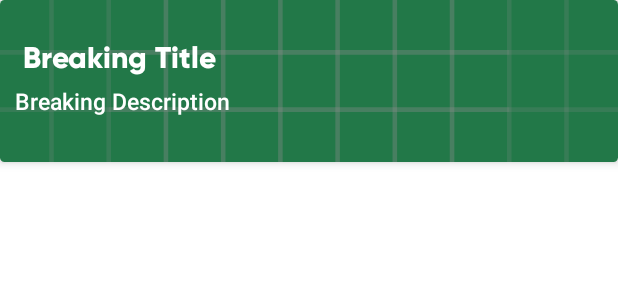
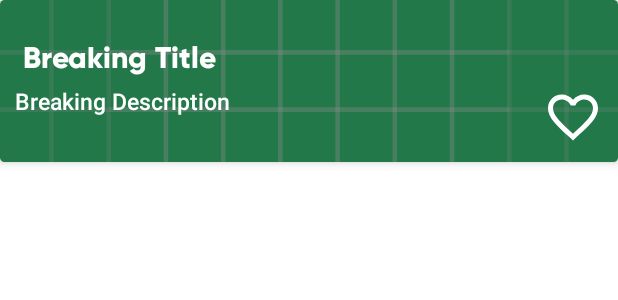
Before and after one commit to tashuseyin/News-App, an Android app: the layout breaking_rowitem.xml on its own in the app's theme, with its tools: preview values and no code run, on a phone screen of 412 x 824 dp. Shown: the top 300 px of the screen. Run offline under Robolectric (Android 15) with nearby library versions, the phone set to English and light mode, and no system bars.

Commit message:
[WIP] card design and progress bar

```diff
--- /dev/null
+++ b/app/src/main/res/drawable/ic_baseline_favorite_border_24.xml
@@ -0,0 +1,5 @@
+<vector android:height="40dp" android:tint="#FFFFFF"
+    android:viewportHeight="24" android:viewportWidth="24"
+    android:width="40dp" xmlns:android="http://schemas.android.com/apk/res/android">
+    <path android:fillColor="@android:color/white" android:pathData="M16.5,3c-1.74,0 -3.41,0.81 -4.5,2.09C10.91,3.81 9.24,3 7.5,3 4.42,3 2,5.42 2,8.5c0,3.78 3.4,6.86 8.55,11.54L12,21.35l1.45,-1.32C18.6,15.36 22,12.28 22,8.5 22,5.42 19.58,3 16.5,3zM12.1,18.55l-0.1,0.1 -0.1,-0.1C7.14,14.24 4,11.39 4,8.5 4,6.5 5.5,5 7.5,5c1.54,0 3.04,0.99 3.57,2.36h1.87C13.46,5.99 14.96,5 16.5,5c2,0 3.5,1.5 3.5,3.5 0,2.89 -3.14,5.74 -7.9,10.05z"/>
+</vector>
--- a/app/src/main/res/layout/activity_main.xml
+++ b/app/src/main/res/layout/activity_main.xml
@@ -19,11 +19,12 @@
     <fragment
         android:id="@+id/navigation_fragment_activity_main"
         android:name="androidx.navigation.fragment.NavHostFragment"
-        android:layout_width="match_parent"
-        android:layout_height="match_parent"
+        android:layout_width="0dp"
+        android:layout_height="0dp"
         app:defaultNavHost="true"
         app:layout_constraintBottom_toTopOf="@+id/bottomNavigaiton"
         app:layout_constraintEnd_toEndOf="parent"
+        app:layout_constraintHorizontal_bias="0.0"
         app:layout_constraintStart_toStartOf="parent"
         app:layout_constraintTop_toTopOf="parent"
         app:navGraph="@navigation/navigation_graph" />
--- a/app/src/main/res/layout/breaking_rowitem.xml
+++ b/app/src/main/res/layout/breaking_rowitem.xml
@@ -27,7 +27,7 @@
         android:layout_marginTop="20dp"
         android:orientation="vertical">
 
-        <TextView
+    <TextView
             android:id="@+id/breakingTitle"
             android:layout_width="wrap_content"
             android:layout_height="wrap_content"
@@ -46,4 +46,14 @@
             android:textColor="@color/white"
             android:textSize="15sp" />
     </LinearLayout>
+
+    <ImageView
+        android:id="@+id/favoriteButton"
+        android:layout_width="wrap_content"
+        android:layout_height="wrap_content"
+        android:layout_gravity="bottom|right"
+        android:src="@drawable/ic_baseline_favorite_border_24"
+        android:layout_margin="10dp"/>
+
+
 </androidx.cardview.widget.CardView>
```
